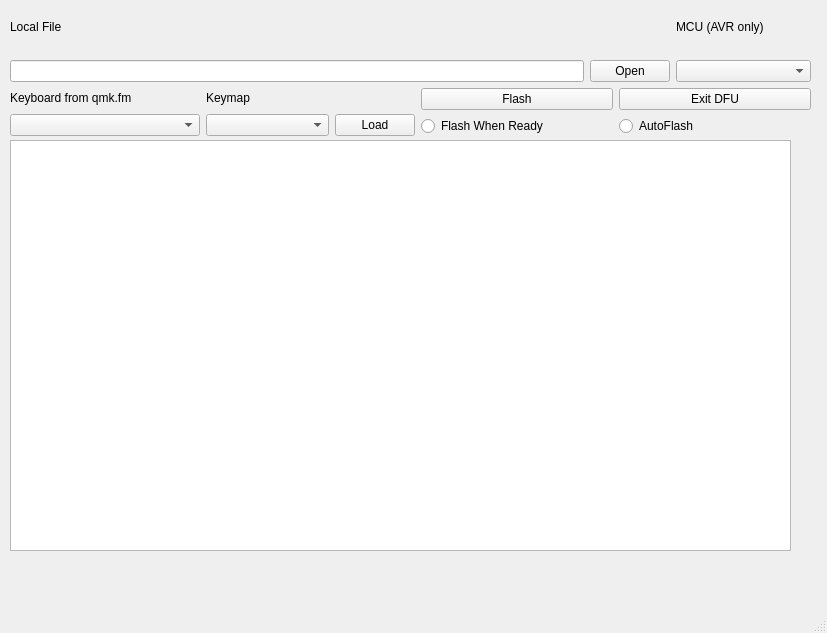
This is linux/mainwindow.ui in AdamPayzant/qmk_toolbox as Qt 5 draws it before an edit. The edited form follows.
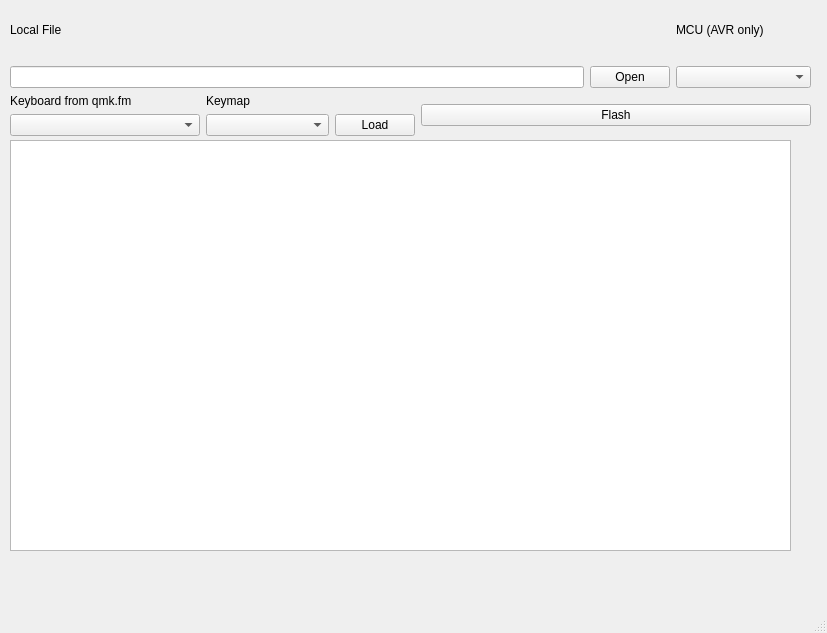
This is the edited form.

Commit message: Finished up the basic linux UI, added binaries to flash controllers

Diff of the .ui file:
```diff
--- a/linux/mainwindow.ui
+++ b/linux/mainwindow.ui
@@ -120,13 +120,6 @@
        </item>
        <item>
         <layout class="QGridLayout" name="gridLayout_3">
-         <item row="1" column="1">
-          <widget class="QRadioButton" name="AFButton">
-           <property name="text">
-            <string>AutoFlash</string>
-           </property>
-          </widget>
-         </item>
          <item row="0" column="0">
           <widget class="QPushButton" name="FlashButton">
            <property name="text">
@@ -134,20 +127,6 @@
            </property>
           </widget>
          </item>
-         <item row="1" column="0">
-          <widget class="QRadioButton" name="FWRButton">
-           <property name="text">
-            <string>Flash When Ready</string>
-           </property>
-          </widget>
-         </item>
-         <item row="0" column="1">
-          <widget class="QPushButton" name="ExitButton">
-           <property name="text">
-            <string>Exit DFU</string>
-           </property>
-          </widget>
-         </item>
         </layout>
        </item>
       </layout>
```
Left out of the diff: 2 changed lines with no effect on the pictures. The commit also changes 20 other files.
